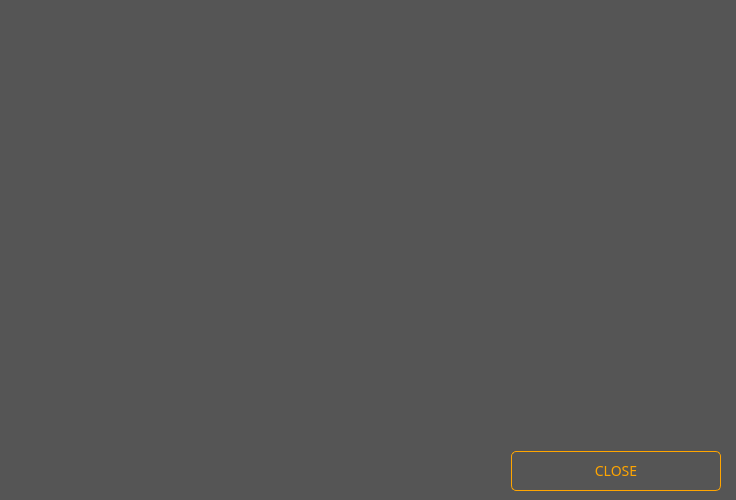
Old version of the form src/gui/ui/depositdetailsdialog.ui in the repository ConcealNetwork/conceal-desktop.
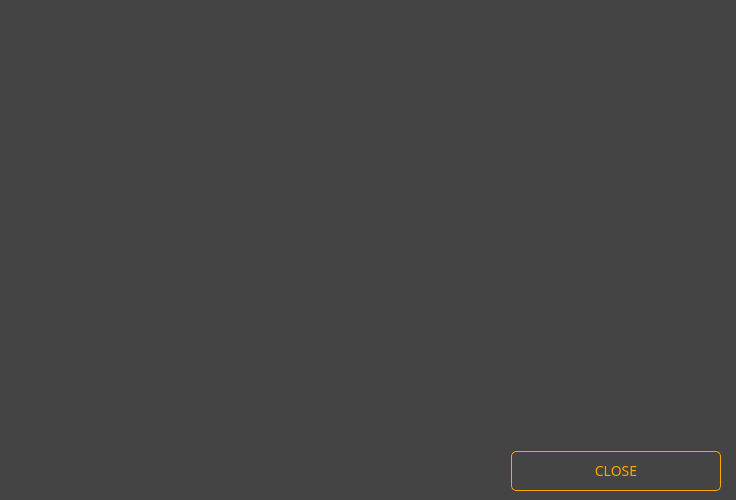
New version of the form.

Patch:
```diff
--- a/src/gui/ui/depositdetailsdialog.ui
+++ b/src/gui/ui/depositdetailsdialog.ui
@@ -20,7 +20,7 @@
    <string>Deposit Details</string>
   </property>
   <property name="styleSheet">
-   <string notr="true">background-color: #555;
+   <string notr="true">background-color: #444;
 color: #ddd;
 border: 0px;
 font-family: 'Raleway';</string>
```
